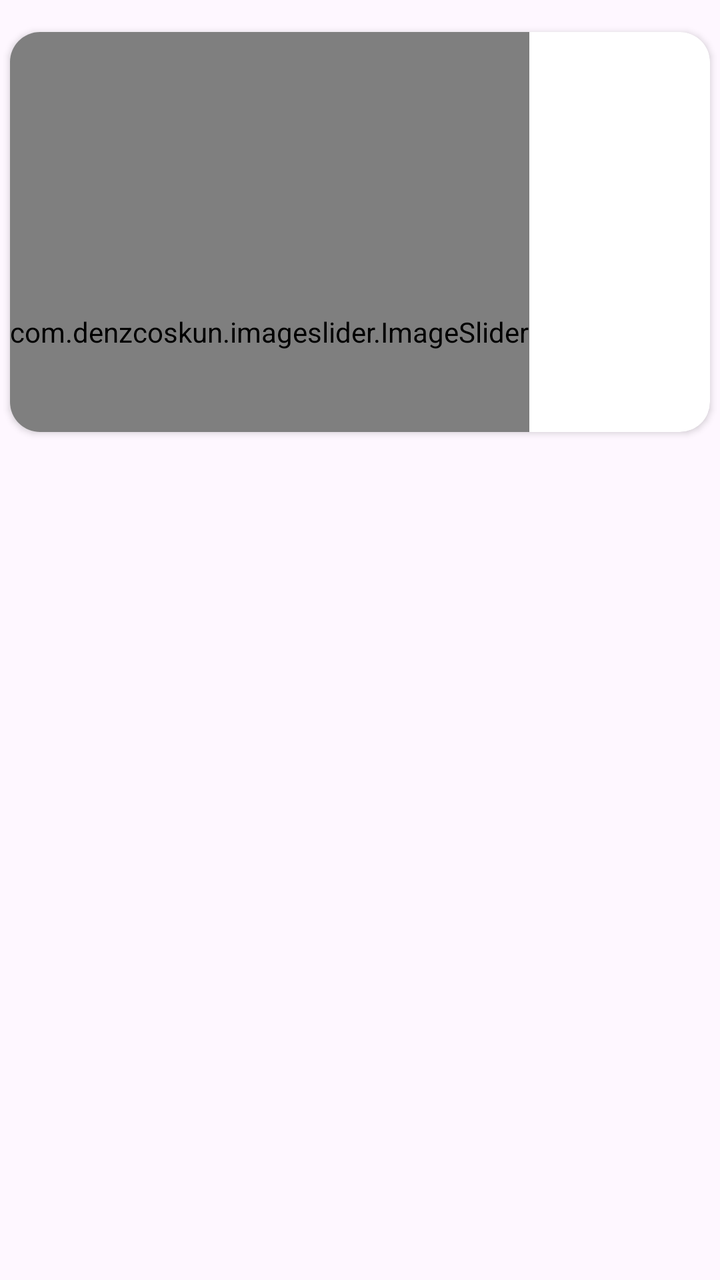
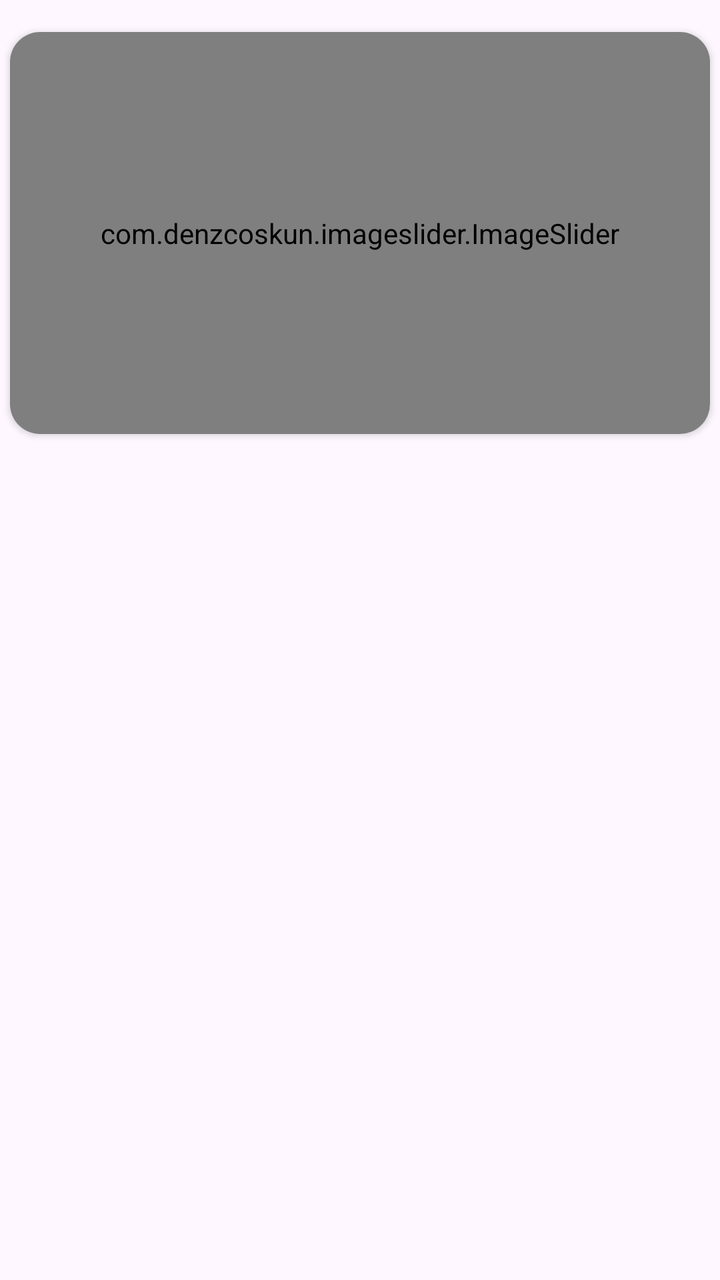

Compare the two renders of this Android layout. The source of the first and the diff that turns it into the second are given below.
<!-- AndroidManifest.xml: application theme Theme.HelloWorld -->
<!-- res/layout/fragment_home.xml -->
<?xml version="1.0" encoding="utf-8"?>
<androidx.constraintlayout.widget.ConstraintLayout xmlns:android="http://schemas.android.com/apk/res/android"
    xmlns:app="http://schemas.android.com/apk/res-auto"
    xmlns:tools="http://schemas.android.com/tools"
    android:id="@+id/pad"
    android:layout_width="match_parent"
    android:layout_height="match_parent"
    tools:context=".fragment.HomeFragment">

    
    <androidx.cardview.widget.CardView
        android:id="@+id/cardView"
        android:layout_width="match_parent"
        android:layout_height="200dp"
        android:layout_marginLeft="5dp"
        android:layout_marginTop="16dp"
        android:layout_marginRight="5dp"
        app:cardCornerRadius="15dp"
        app:layout_constraintTop_toTopOf="parent"
        app:layout_constraintStart_toStartOf="parent"
        app:layout_constraintEnd_toEndOf="parent">

        <com.denzcoskun.imageslider.ImageSlider
            android:id="@+id/image_slider"
            android:layout_width="wrap_content"
            android:layout_height="300dp"
            app:iss_auto_cycle="true"
            app:iss_period="1000"
            app:iss_delay="1000"
            app:iss_text_align="CENTER"/>

    </androidx.cardview.widget.CardView>

    
    <androidx.recyclerview.widget.RecyclerView
        android:id="@+id/recyclerView"
        android:layout_width="match_parent"
        android:layout_height="0dp"
        android:layout_marginTop="8dp"
        app:layout_constraintTop_toBottomOf="@id/cardView"
        app:layout_constraintBottom_toBottomOf="parent"
        app:layout_constraintStart_toStartOf="parent"
        app:layout_constraintEnd_toEndOf="parent" />

</androidx.constraintlayout.widget.ConstraintLayout>
<!-- resources referenced by this layout -->
<resources>
  <style name="Theme.HelloWorld" parent="Base.Theme.HelloWorld" />
  <style name="Base.Theme.HelloWorld" parent="Theme.Material3.DayNight.NoActionBar">
          
          
      </style>
</resources>

<!-- the commit's change to res/layout/fragment_home.xml (unified diff, before → after) -->
@@ -10,8 +10,9 @@
     
     <androidx.cardview.widget.CardView
         android:id="@+id/cardView"
-        android:layout_width="match_parent"
-        android:layout_height="200dp"
+        android:layout_width="0dp"
+        android:layout_height="0dp"
+        app:layout_constraintDimensionRatio="1.74:1"
         android:layout_marginLeft="5dp"
         android:layout_marginTop="16dp"
         android:layout_marginRight="5dp"
@@ -22,8 +23,8 @@
 
         <com.denzcoskun.imageslider.ImageSlider
             android:id="@+id/image_slider"
-            android:layout_width="wrap_content"
-            android:layout_height="300dp"
+            android:layout_width="match_parent"
+            android:layout_height="match_parent"
             app:iss_auto_cycle="true"
             app:iss_period="1000"
             app:iss_delay="1000"
